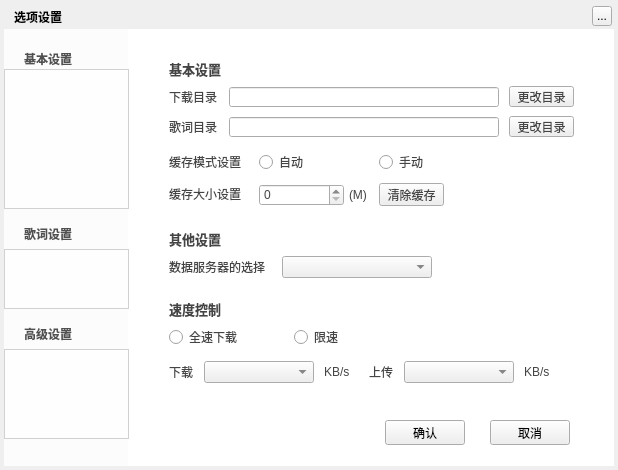
Greedysky/TTKMusicPlayer, file TTKModule/TTKWidget/musicUiKits/musicWidgetKits/musicsettingwidget.ui: the form before one commit.
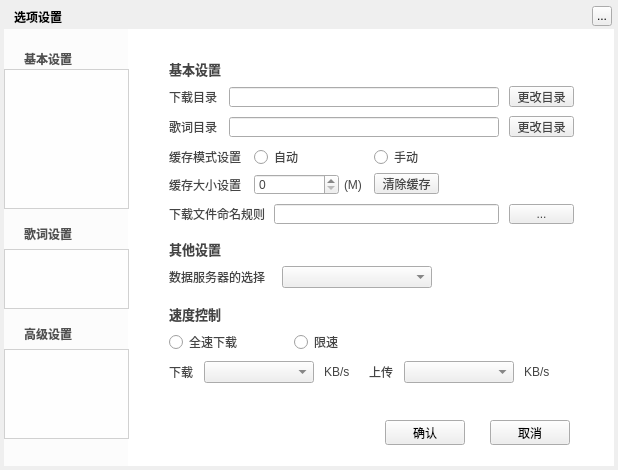
The form after the commit. The open tabs and pages were chosen to show the change. Icons and pictures are not drawn. Custom widgets are drawn as their Qt base class.

Commit message: feat: Add custom file name rules[431480]

```diff
--- a/TTKModule/TTKWidget/musicUiKits/musicWidgetKits/musicsettingwidget.ui
+++ b/TTKModule/TTKWidget/musicUiKits/musicWidgetKits/musicsettingwidget.ui
@@ -755,9 +755,9 @@
      <property name="geometry">
       <rect>
        <x>25</x>
-       <y>147</y>
+       <y>135</y>
        <width>81</width>
-       <height>16</height>
+       <height>22</height>
       </rect>
      </property>
      <property name="text">
@@ -767,8 +767,8 @@
     <widget class="QRadioButton" name="downloadCacheAutoRadioBox">
      <property name="geometry">
       <rect>
-       <x>115</x>
-       <y>115</y>
+       <x>110</x>
+       <y>110</y>
        <width>111</width>
        <height>16</height>
       </rect>
@@ -780,8 +780,8 @@
     <widget class="QRadioButton" name="downloadCacheManRadioBox">
      <property name="geometry">
       <rect>
-       <x>235</x>
-       <y>115</y>
+       <x>230</x>
+       <y>110</y>
        <width>121</width>
        <height>16</height>
       </rect>
@@ -794,7 +794,7 @@
      <property name="geometry">
       <rect>
        <x>25</x>
-       <y>190</y>
+       <y>200</y>
        <width>415</width>
        <height>20</height>
       </rect>
@@ -812,7 +812,7 @@
      <property name="geometry">
       <rect>
        <x>25</x>
-       <y>290</y>
+       <y>295</y>
        <width>110</width>
        <height>16</height>
       </rect>
@@ -825,7 +825,7 @@
      <property name="geometry">
       <rect>
        <x>150</x>
-       <y>290</y>
+       <y>295</y>
        <width>110</width>
        <height>16</height>
       </rect>
@@ -837,10 +837,10 @@
     <widget class="QSpinBox" name="downloadSpinBox">
      <property name="geometry">
       <rect>
-       <x>115</x>
-       <y>145</y>
+       <x>110</x>
+       <y>135</y>
        <width>85</width>
-       <height>22</height>
+       <height>21</height>
       </rect>
      </property>
     </widget>
@@ -867,8 +867,8 @@
     <widget class="QLabel" name="downloadCacheSizeLabel">
      <property name="geometry">
       <rect>
-       <x>205</x>
-       <y>148</y>
+       <x>200</x>
+       <y>138</y>
        <width>21</width>
        <height>16</height>
       </rect>
@@ -933,7 +933,7 @@
      <property name="geometry">
       <rect>
        <x>25</x>
-       <y>115</y>
+       <y>110</y>
        <width>81</width>
        <height>16</height>
       </rect>
@@ -946,7 +946,7 @@
      <property name="geometry">
       <rect>
        <x>25</x>
-       <y>220</y>
+       <y>230</y>
        <width>110</width>
        <height>16</height>
       </rect>
@@ -959,7 +959,7 @@
      <property name="geometry">
       <rect>
        <x>138</x>
-       <y>217</y>
+       <y>227</y>
        <width>150</width>
        <height>22</height>
       </rect>
@@ -969,7 +969,7 @@
      <property name="geometry">
       <rect>
        <x>25</x>
-       <y>260</y>
+       <y>265</y>
        <width>415</width>
        <height>20</height>
       </rect>
@@ -986,16 +986,55 @@
     <widget class="QPushButton" name="downloadCacheCleanButton">
      <property name="geometry">
       <rect>
-       <x>235</x>
-       <y>144</y>
+       <x>230</x>
+       <y>134</y>
        <width>65</width>
-       <height>23</height>
+       <height>21</height>
       </rect>
      </property>
      <property name="text">
       <string>清除缓存</string>
      </property>
     </widget>
+    <widget class="QLabel" name="downloadRuleLabel">
+     <property name="geometry">
+      <rect>
+       <x>25</x>
+       <y>165</y>
+       <width>105</width>
+       <height>20</height>
+      </rect>
+     </property>
+     <property name="text">
+      <string>下载文件命名规则</string>
+     </property>
+    </widget>
+    <widget class="QLineEdit" name="downloadRuleEdit">
+     <property name="geometry">
+      <rect>
+       <x>130</x>
+       <y>165</y>
+       <width>225</width>
+       <height>20</height>
+      </rect>
+     </property>
+     <property name="readOnly">
+      <bool>false</bool>
+     </property>
+    </widget>
+    <widget class="QPushButton" name="downloadRuleButton">
+     <property name="geometry">
+      <rect>
+       <x>365</x>
+       <y>165</y>
+       <width>65</width>
+       <height>20</height>
+      </rect>
+     </property>
+     <property name="text">
+      <string>...</string>
+     </property>
+    </widget>
    </widget>
    <widget class="QWidget" name="four">
     <widget class="TTKThemeLineLabel" name="rippleVersionWidget">
```
The commit also changes 16 other files.
